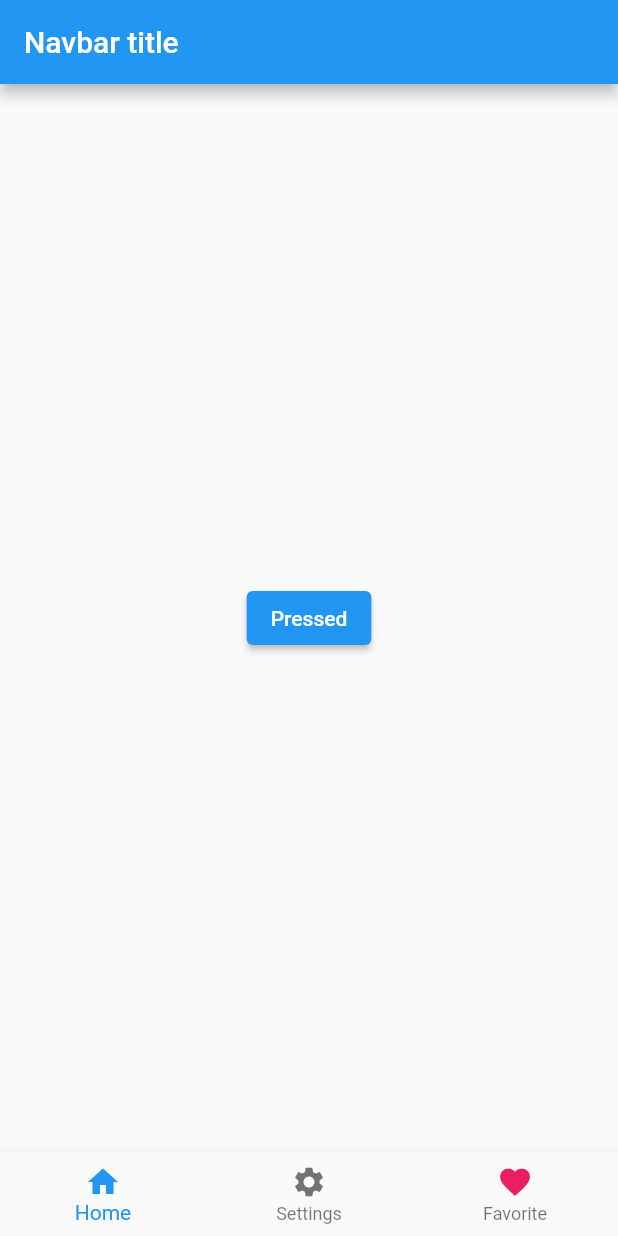
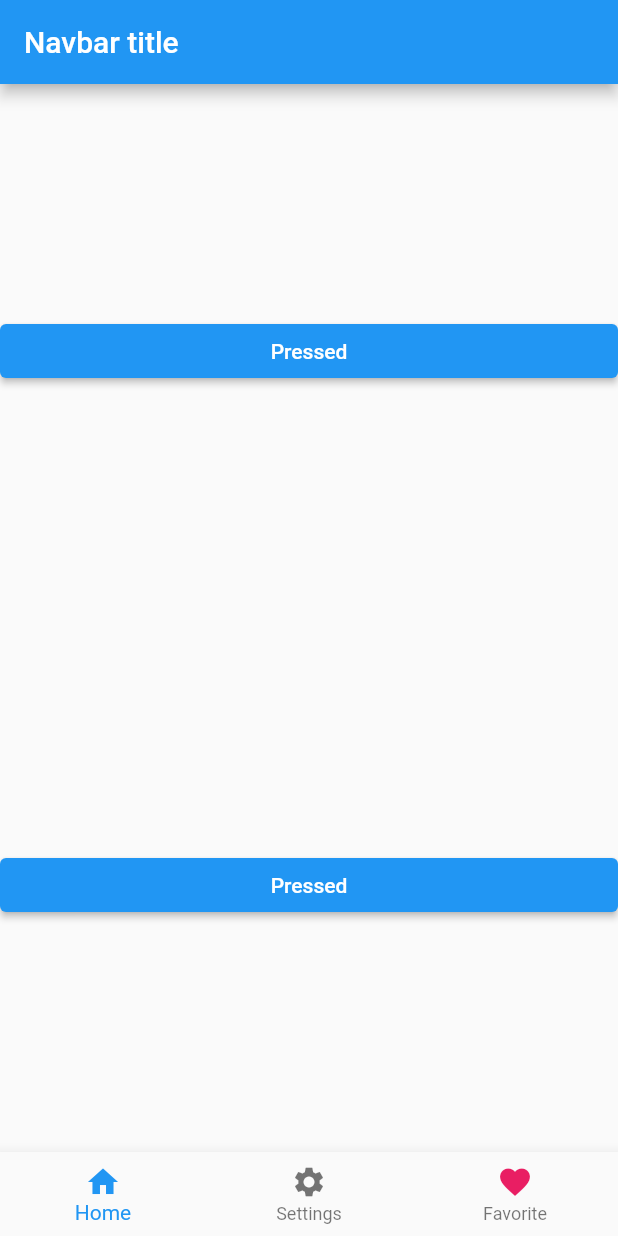
Before and after one commit to jhonatan0912/FLUTTER-APP-1, a Flutter app: the screen it shows after launch, after a tap on "Click", on a phone screen of 412 x 824 dp. Run offline on Flutter 3.47's test engine with Material 2 defaults, Android fonts, the phone set to English and light mode, and no system bars.

Commit message:
main and cross axis aligment added

```diff
--- a/lib/main.dart
+++ b/lib/main.dart
@@ -31,13 +31,27 @@ class _MyAppState extends State<MyApp> {
         ),
         // Body
         body: Center(
-          child: ElevatedButton(
+          child: Column(
+            mainAxisAlignment: MainAxisAlignment.spaceAround,
+            crossAxisAlignment: CrossAxisAlignment.stretch,
+            children: [
+              ElevatedButton(
                 onPressed: () {
                   setState(() {
                     buttonName = 'Pressed';
                   });
                 },
                 child: Text(buttonName),
+              ),
+              ElevatedButton(
+                onPressed: () {
+                  setState(() {
+                    buttonName = 'Pressed';
+                  });
+                },
+                child: Text(buttonName),
+              )
+            ],
           ),
         ),
         bottomNavigationBar: BottomNavigationBar(
```
Lines whose indentation alone changed are shown as unchanged.
